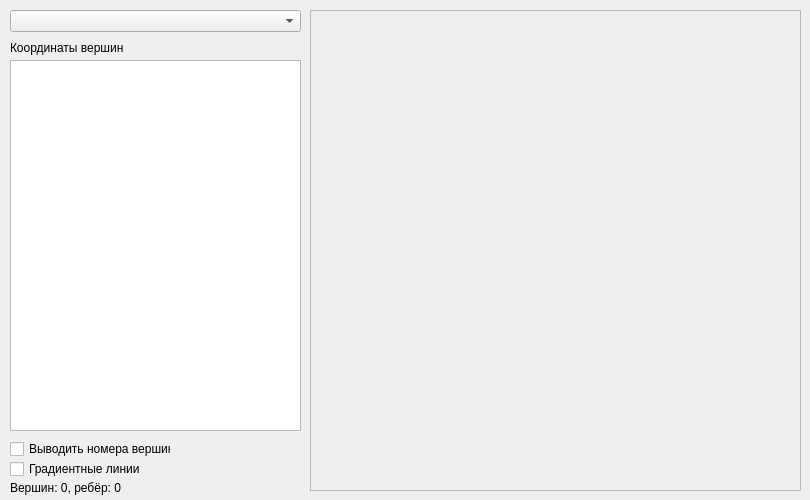
The window that mainwindow.ui (SmirnuX/crystalls) describes before a commit, drawn with Qt 5.
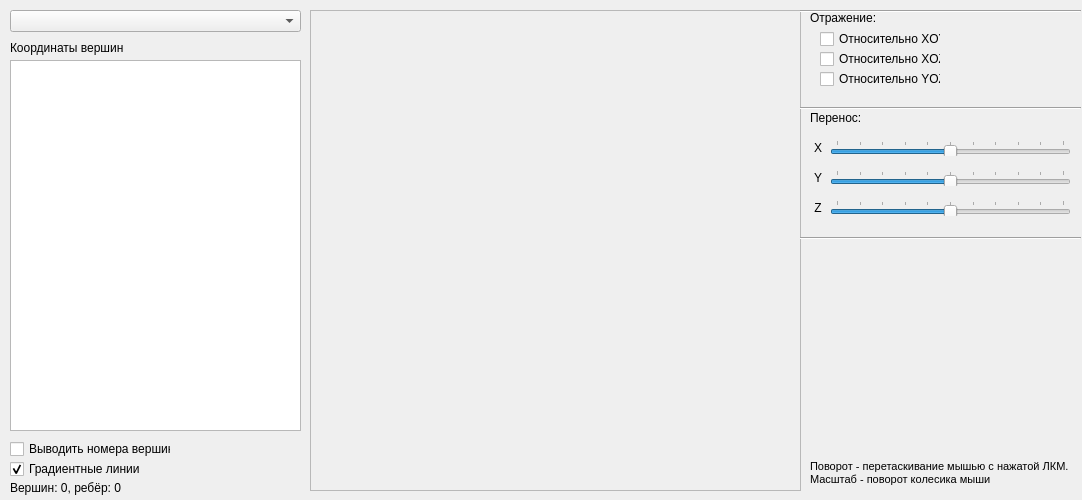
The same window after the commit. Custom widgets are drawn as their Qt base class.

Commit message: Extended UI and changed Pro file

```diff
--- a/mainwindow.ui
+++ b/mainwindow.ui
@@ -6,7 +6,7 @@
    <rect>
     <x>0</x>
     <y>0</y>
-    <width>810</width>
+    <width>1082</width>
     <height>500</height>
    </rect>
   </property>
@@ -235,7 +235,7 @@
       <rect>
        <x>-1</x>
        <y>-1</y>
-       <width>531</width>
+       <width>491</width>
        <height>481</height>
       </rect>
      </property>
@@ -316,6 +316,9 @@
     <property name="text">
      <string>Градиентные линии</string>
     </property>
+    <property name="checked">
+     <bool>true</bool>
+    </property>
    </widget>
    <widget class="QLabel" name="count">
     <property name="geometry">
@@ -330,9 +333,268 @@
      <string>Вершин: 0, ребёр: 0</string>
     </property>
    </widget>
+   <widget class="QLabel" name="label">
+    <property name="geometry">
+     <rect>
+      <x>810</x>
+      <y>10</y>
+      <width>91</width>
+      <height>16</height>
+     </rect>
+    </property>
+    <property name="text">
+     <string>Отражение:</string>
+    </property>
+   </widget>
+   <widget class="QCheckBox" name="reflectXOY">
+    <property name="geometry">
+     <rect>
+      <x>820</x>
+      <y>30</y>
+      <width>121</width>
+      <height>18</height>
+     </rect>
+    </property>
+    <property name="text">
+     <string>Относительно XOY</string>
+    </property>
+   </widget>
+   <widget class="QCheckBox" name="reflectXOZ">
+    <property name="geometry">
+     <rect>
+      <x>820</x>
+      <y>50</y>
+      <width>121</width>
+      <height>18</height>
+     </rect>
+    </property>
+    <property name="text">
+     <string>Относительно XOZ</string>
+    </property>
+   </widget>
+   <widget class="QCheckBox" name="reflectYOZ">
+    <property name="geometry">
+     <rect>
+      <x>820</x>
+      <y>70</y>
+      <width>121</width>
+      <height>18</height>
+     </rect>
+    </property>
+    <property name="text">
+     <string>Относительно YOZ</string>
+    </property>
+   </widget>
+   <widget class="Line" name="line">
+    <property name="geometry">
+     <rect>
+      <x>800</x>
+      <y>100</y>
+      <width>281</width>
+      <height>16</height>
+     </rect>
+    </property>
+    <property name="orientation">
+     <enum>Qt::Horizontal</enum>
+    </property>
+   </widget>
+   <widget class="Line" name="line_2">
+    <property name="geometry">
+     <rect>
+      <x>800</x>
+      <y>-4</y>
+      <width>281</width>
+      <height>31</height>
+     </rect>
+    </property>
+    <property name="orientation">
+     <enum>Qt::Horizontal</enum>
+    </property>
+   </widget>
+   <widget class="QSlider" name="positionX">
+    <property name="geometry">
+     <rect>
+      <x>830</x>
+      <y>140</y>
+      <width>241</width>
+      <height>16</height>
+     </rect>
+    </property>
+    <property name="minimum">
+     <number>-50</number>
+    </property>
+    <property name="maximum">
+     <number>50</number>
+    </property>
+    <property name="singleStep">
+     <number>10</number>
+    </property>
+    <property name="orientation">
+     <enum>Qt::Horizontal</enum>
+    </property>
+    <property name="invertedAppearance">
+     <bool>false</bool>
+    </property>
+    <property name="tickPosition">
+     <enum>QSlider::TicksAbove</enum>
+    </property>
+   </widget>
+   <widget class="QLabel" name="label_2">
+    <property name="geometry">
+     <rect>
+      <x>810</x>
+      <y>110</y>
+      <width>91</width>
+      <height>16</height>
+     </rect>
+    </property>
+    <property name="text">
+     <string>Перенос:</string>
+    </property>
+   </widget>
+   <widget class="QSlider" name="positionY">
+    <property name="geometry">
+     <rect>
+      <x>830</x>
+      <y>170</y>
+      <width>241</width>
+      <height>16</height>
+     </rect>
+    </property>
+    <property name="minimum">
+     <number>-50</number>
+    </property>
+    <property name="maximum">
+     <number>50</number>
+    </property>
+    <property name="singleStep">
+     <number>10</number>
+    </property>
+    <property name="orientation">
+     <enum>Qt::Horizontal</enum>
+    </property>
+    <property name="tickPosition">
+     <enum>QSlider::TicksAbove</enum>
+    </property>
+   </widget>
+   <widget class="QSlider" name="positionZ">
+    <property name="geometry">
+     <rect>
+      <x>830</x>
+      <y>200</y>
+      <width>241</width>
+      <height>16</height>
+     </rect>
+    </property>
+    <property name="minimum">
+     <number>-50</number>
+    </property>
+    <property name="maximum">
+     <number>50</number>
+    </property>
+    <property name="singleStep">
+     <number>10</number>
+    </property>
+    <property name="orientation">
+     <enum>Qt::Horizontal</enum>
+    </property>
+    <property name="tickPosition">
+     <enum>QSlider::TicksAbove</enum>
+    </property>
+   </widget>
+   <widget class="QLabel" name="label_3">
+    <property name="geometry">
+     <rect>
+      <x>810</x>
+      <y>140</y>
+      <width>16</width>
+      <height>16</height>
+     </rect>
+    </property>
+    <property name="text">
+     <string>X</string>
+    </property>
+    <property name="alignment">
+     <set>Qt::AlignCenter</set>
+    </property>
+   </widget>
+   <widget class="QLabel" name="label_4">
+    <property name="geometry">
+     <rect>
+      <x>810</x>
+      <y>170</y>
+      <width>16</width>
+      <height>16</height>
+     </rect>
+    </property>
+    <property name="text">
+     <string>Y</string>
+    </property>
+    <property name="alignment">
+     <set>Qt::AlignCenter</set>
+    </property>
+   </widget>
+   <widget class="QLabel" name="label_5">
+    <property name="geometry">
+     <rect>
+      <x>810</x>
+      <y>200</y>
+      <width>16</width>
+      <height>16</height>
+     </rect>
+    </property>
+    <property name="text">
+     <string>Z</string>
+    </property>
+    <property name="alignment">
+     <set>Qt::AlignCenter</set>
+    </property>
+   </widget>
+   <widget class="Line" name="line_3">
+    <property name="geometry">
+     <rect>
+      <x>800</x>
+      <y>230</y>
+      <width>281</width>
+      <height>16</height>
+     </rect>
+    </property>
+    <property name="orientation">
+     <enum>Qt::Horizontal</enum>
+    </property>
+   </widget>
+   <widget class="QLabel" name="label_6">
+    <property name="geometry">
+     <rect>
+      <x>810</x>
+      <y>460</y>
+      <width>261</width>
+      <height>31</height>
+     </rect>
+    </property>
+    <property name="text">
+     <string>&lt;!DOCTYPE HTML PUBLIC &quot;-//W3C//DTD HTML 4.0//EN&quot; &quot;http://www.w3.org/TR/REC-html40/strict.dtd&quot;&gt;
+&lt;html&gt;&lt;head&gt;&lt;meta name=&quot;qrichtext&quot; content=&quot;1&quot; /&gt;&lt;style type=&quot;text/css&quot;&gt;
+p, li { white-space: pre-wrap; }
+&lt;/style&gt;&lt;/head&gt;&lt;body style=&quot; font-family:'MS Shell Dlg 2'; font-size:8.25pt; font-weight:400; font-style:normal;&quot;&gt;
+&lt;p style=&quot; margin-top:0px; margin-bottom:0px; margin-left:0px; margin-right:0px; -qt-block-indent:0; text-indent:0px;&quot;&gt;&lt;span style=&quot; font-size:8pt;&quot;&gt;Поворот - перетаскивание мышью с нажатой ЛКМ.&lt;/span&gt;&lt;/p&gt;
+&lt;p style=&quot; margin-top:0px; margin-bottom:0px; margin-left:0px; margin-right:0px; -qt-block-indent:0; text-indent:0px;&quot;&gt;&lt;span style=&quot; font-size:8pt;&quot;&gt;Масштаб - поворот колесика мыши&lt;/span&gt;&lt;/p&gt;&lt;/body&gt;&lt;/html&gt;</string>
+    </property>
+    <property name="alignment">
+     <set>Qt::AlignLeading|Qt::AlignLeft|Qt::AlignTop</set>
+    </property>
+   </widget>
   </widget>
  </widget>
  <layoutdefault spacing="6" margin="11"/>
+ <customwidgets>
+  <customwidget>
+   <class>canvas</class>
+   <extends>QWidget</extends>
+   <header>mainwindow.h</header>
+   <container>1</container>
+  </customwidget>
+ </customwidgets>
  <resources/>
  <connections/>
 </ui>
```
Left out of the diff: 2 changed lines with no effect on the pictures.
